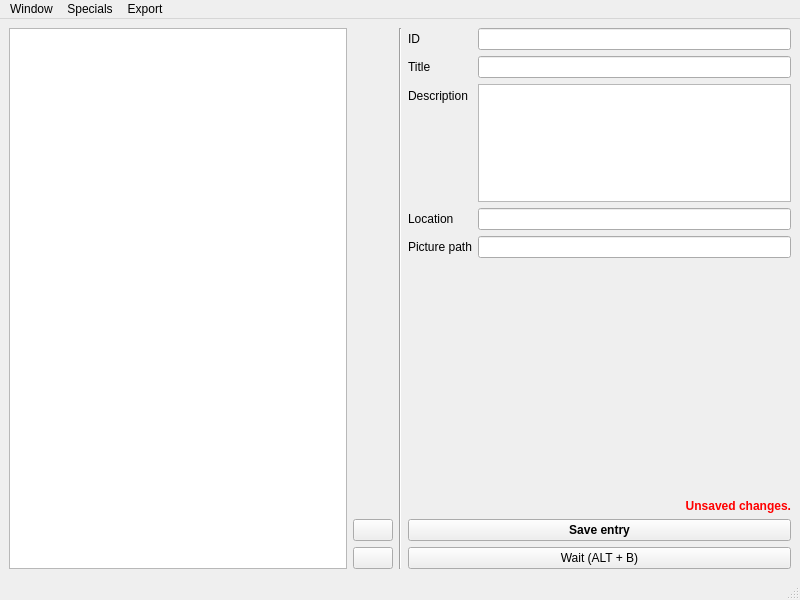
First picture: the form in OTModules/wBugDoc/wbugdoc.ui, repository pietr26/OMSI-Tools, before the edit.
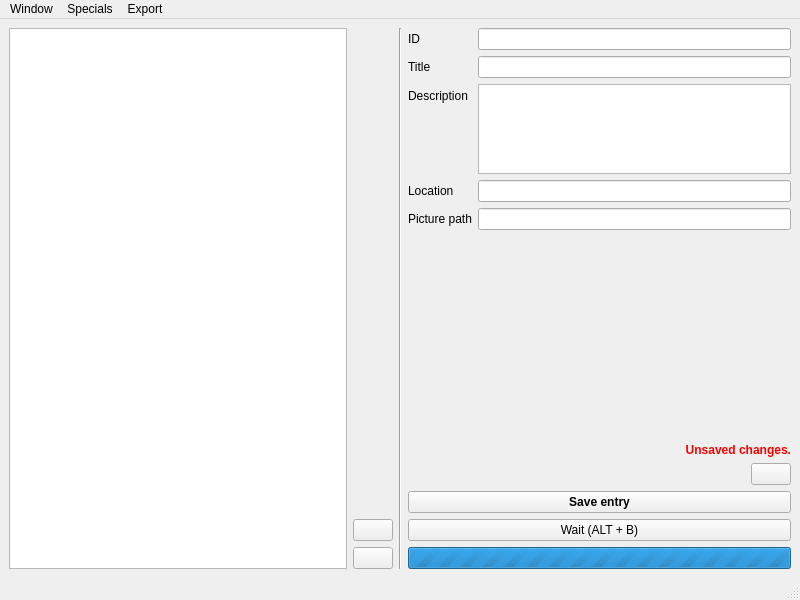
Second picture: the form after the edit. Icons and pictures are not drawn.

What changed in the file:
```diff
--- a/OTModules/wBugDoc/wbugdoc.ui
+++ b/OTModules/wBugDoc/wbugdoc.ui
@@ -102,7 +102,7 @@
      </widget>
     </item>
     <item>
-     <layout class="QVBoxLayout" name="verticalLayout_2" stretch="2,2,0,0,0">
+     <layout class="QVBoxLayout" name="verticalLayout_2" stretch="2,2,0,0,0,0,0">
       <item>
        <layout class="QFormLayout" name="formLayout">
         <item row="1" column="0">
@@ -215,6 +215,34 @@
         </property>
        </widget>
       </item>
+      <item>
+       <layout class="QHBoxLayout" name="horizontalLayout_2">
+        <item>
+         <spacer name="horizontalSpacer">
+          <property name="orientation">
+           <enum>Qt::Horizontal</enum>
+          </property>
+          <property name="sizeHint" stdset="0">
+           <size>
+            <width>40</width>
+            <height>20</height>
+           </size>
+          </property>
+         </spacer>
+        </item>
+        <item>
+         <widget class="QPushButton" name="btnWebDiskCopy">
+          <property name="text">
+           <string/>
+          </property>
+          <property name="icon">
+           <iconset resource="../../ressources.qrc">
+            <normaloff>:/rec/data/icons/iconFbh.png</normaloff>:/rec/data/icons/iconFbh.png</iconset>
+          </property>
+         </widget>
+        </item>
+       </layout>
+      </item>
       <item>
        <widget class="QPushButton" name="btnSaveEntry">
         <property name="font">
@@ -237,6 +265,16 @@
         </property>
        </widget>
       </item>
+      <item>
+       <widget class="QProgressBar" name="pgbProgress">
+        <property name="maximum">
+         <number>0</number>
+        </property>
+        <property name="value">
+         <number>-1</number>
+        </property>
+       </widget>
+      </item>
      </layout>
     </item>
    </layout>
```
Left out of the diff: 28 changed lines with no effect on the pictures.
